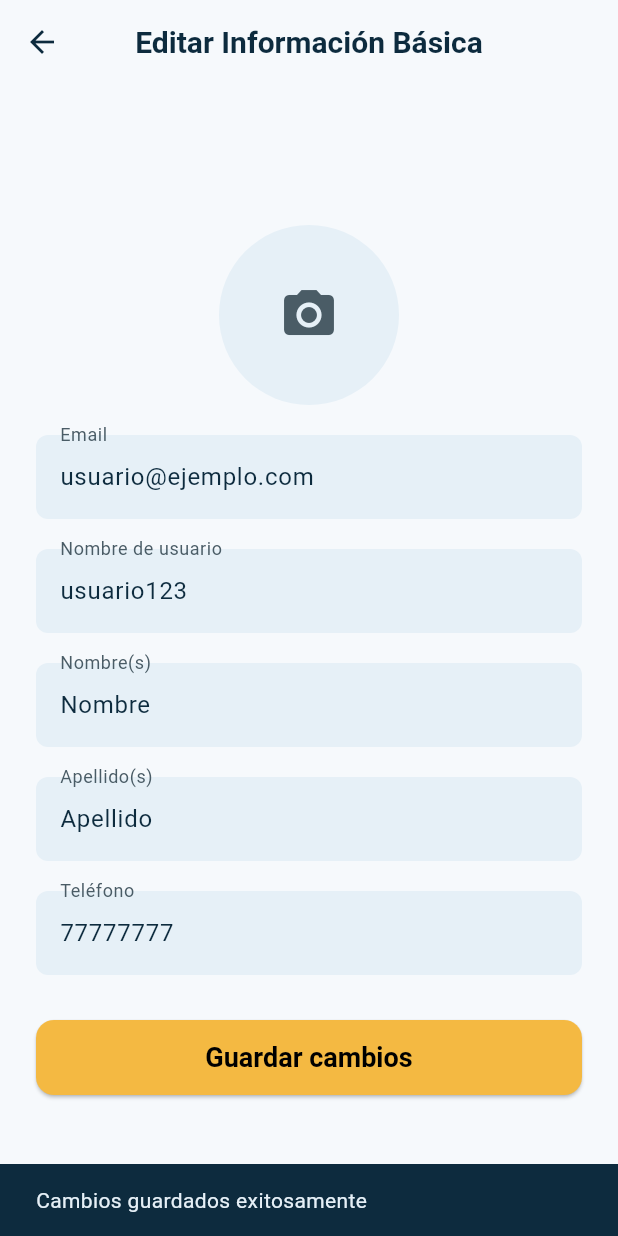
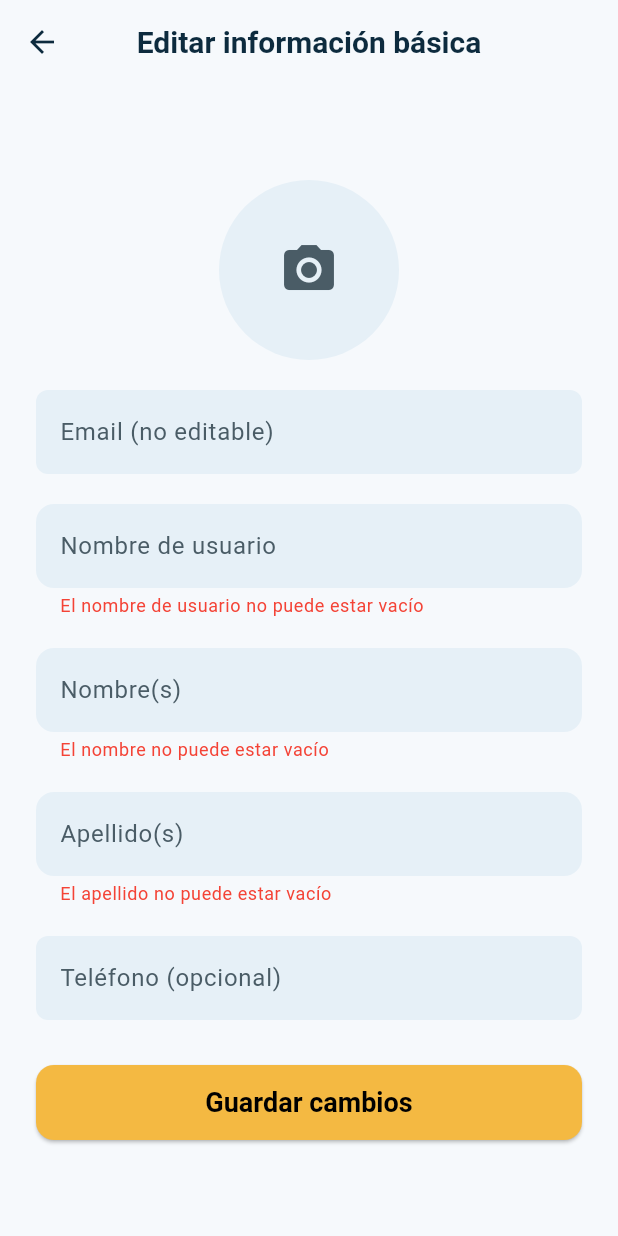
Before and after one commit to IsaiDiaz/nexo_mobile_app, a Flutter app: the EditBasicInformationView screen opened directly, after a tap on "Guardar cambios", on a phone screen of 412 x 824 dp. Run offline on Flutter 3.47's test engine with Material 3 defaults, Android fonts, the phone set to English and light mode, and no system bars; our stand-ins replace flutter_dotenv, flutter_map, flutter_riverpod, image_picker, latlong2, permission_handler and 2 more; accounts and stored records are empty.

Commit message:
Agregado edicion de informacion personal y de usuario (sin email y password)

```diff
--- a/lib/presentation/views/edit_basic_info_view.dart
+++ b/lib/presentation/views/edit_basic_info_view.dart
@@ -2,29 +2,135 @@ import 'dart:io';
 import 'package:flutter/material.dart';
 import 'package:flutter_riverpod/flutter_riverpod.dart';
 import 'package:image_picker/image_picker.dart';
+import 'package:http/http.dart' as http;
 import 'package:nexo/presentation/theme/app_colors.dart';
+import 'package:nexo/data/auth_repository.dart';
+import 'package:pocketbase/pocketbase.dart' as pb;
 
 final editSelectedAvatarPathProvider = StateProvider<String?>((ref) => null);
 
-class EditBasicInformationView extends ConsumerWidget {
-  EditBasicInformationView({super.key});
-
-  final _formKey = GlobalKey<FormState>();
-  final TextEditingController _emailController = TextEditingController();
-  final TextEditingController _usernameController = TextEditingController();
-  final TextEditingController _firstNameController = TextEditingController();
-  final TextEditingController _lastNameController = TextEditingController();
-  final TextEditingController _phoneNumberController = TextEditingController();
+class EditBasicInformationView extends ConsumerStatefulWidget {
+  const EditBasicInformationView({super.key});
 
   @override
-  Widget build(BuildContext context, WidgetRef ref) {
-    // 🔹 Aquí luego cargarás los datos del usuario actual desde tu provider
-    _emailController.text = "usuario@ejemplo.com";
-    _usernameController.text = "usuario123";
-    _firstNameController.text = "Nombre";
-    _lastNameController.text = "Apellido";
-    _phoneNumberController.text = "77777777";
+  ConsumerState<EditBasicInformationView> createState() =>
+      _EditBasicInformationViewState();
+}
 
+class _EditBasicInformationViewState
+    extends ConsumerState<EditBasicInformationView> {
+  final _formKey = GlobalKey<FormState>();
+
+  final _emailController = TextEditingController();
+  final _usernameController = TextEditingController();
+  final _firstNameController = TextEditingController();
+  final _lastNameController = TextEditingController();
+  final _phoneNumberController = TextEditingController();
+
+  pb.RecordModel? _personProfile;
+  bool _loading = true;
+
+  @override
+  void initState() {
+    super.initState();
+    _loadInitialData();
+  }
+
+  Future<void> _loadInitialData() async {
+    final authRepo = ref.read(authRepositoryProvider);
+    final currentUser = authRepo.currentUser;
+    if (currentUser == null) {
+      setState(() => _loading = false);
+      return;
+    }
+
+    final person = await authRepo.getPersonProfile(currentUser.id);
+
+    _personProfile = person;
+
+    _emailController.text = currentUser.data['email'] ?? '';
+    _usernameController.text = currentUser.data['name'] ?? '';
+
+    _firstNameController.text = person?.data['name'] ?? '';
+    _lastNameController.text = person?.data['last_name'] ?? '';
+    _phoneNumberController.text = person?.data['phone_number'] ?? '';
+
+    if (mounted) setState(() => _loading = false);
+  }
+
+  Future<void> _pickImage() async {
+    final ImagePicker picker = ImagePicker();
+    final XFile? image = await picker.pickImage(source: ImageSource.gallery);
+    if (image != null && mounted) {
+      ref.read(editSelectedAvatarPathProvider.notifier).state = image.path;
+    }
+  }
+
+  Future<void> _saveChanges() async {
+    if (!_formKey.currentState!.validate()) return;
+
+    final authRepo = ref.read(authRepositoryProvider);
+    final currentUser = authRepo.currentUser;
+
+    if (currentUser == null) {
+      ScaffoldMessenger.of(context).showSnackBar(
+        const SnackBar(content: Text("Error: no hay usuario autenticado.")),
+      );
+      return;
+    }
+
+    setState(() => _loading = true);
+
+    try {
+      final bodyUser = {"name": _usernameController.text};
+
+      final avatarPath = ref.read(editSelectedAvatarPathProvider);
+      final files = <http.MultipartFile>[];
+      if (avatarPath != null && avatarPath.isNotEmpty) {
+        files.add(await http.MultipartFile.fromPath('avatar', avatarPath));
+      }
+
+      await authRepo.pocketBase
+          .collection("users")
+          .update(currentUser.id, body: bodyUser, files: files);
+
+      if (_personProfile != null) {
+        await authRepo.updatePersonProfile(
+          recordId: _personProfile!.id,
+          firstName: _firstNameController.text,
+          lastName: _lastNameController.text,
+          phoneNumber: _phoneNumberController.text.isNotEmpty
+              ? _phoneNumberController.text
+              : null,
+        );
+      }
+
+      if (!mounted) return;
+      ScaffoldMessenger.of(context).showSnackBar(
+        const SnackBar(content: Text("Cambios guardados exitosamente.")),
+      );
+      await _loadInitialData();
+    } catch (e) {
+      if (!mounted) return;
+      ScaffoldMessenger.of(
+        context,
+      ).showSnackBar(SnackBar(content: Text("Error al guardar cambios: $e")));
+      setState(() => _loading = false);
+    }
+  }
+
+  @override
+  void dispose() {
+    _emailController.dispose();
+    _usernameController.dispose();
+    _firstNameController.dispose();
+    _lastNameController.dispose();
+    _phoneNumberController.dispose();
+    super.dispose();
+  }
+
+  @override
+  Widget build(BuildContext context) {
     final selectedAvatarPath = ref.watch(editSelectedAvatarPathProvider);
 
     final theme = Theme.of(context);
@@ -45,30 +151,15 @@ class EditBasicInformationView extends ConsumerWidget {
         ? DarkAppColors.primaryBackground
         : LightAppColors.primaryBackground;
 
-    Future<void> pickImage() async {
-      final ImagePicker picker = ImagePicker();
-      final XFile? image = await picker.pickImage(source: ImageSource.gallery);
-      if (image != null) {
-        ref.read(editSelectedAvatarPathProvider.notifier).state = image.path;
-      }
-    }
-
-    void saveChanges() {
-      if (_formKey.currentState!.validate()) {
-        // Aquí luego integras con tu controlador para actualizar en el servidor/local
-        ScaffoldMessenger.of(context).showSnackBar(
-          const SnackBar(content: Text("Cambios guardados exitosamente")),
-        );
-      }
-    }
-
     return Scaffold(
       backgroundColor: primaryBackgroundColor,
       appBar: AppBar(
-        title: const Text("Editar Información Básica"),
+        title: const Text("Editar información básica"),
         centerTitle: true,
       ),
-      body: Center(
+      body: _loading
+          ? Center(child: CircularProgressIndicator(color: accentButtonColor))
+          : Center(
               child: SingleChildScrollView(
                 padding: const EdgeInsets.all(24.0),
                 child: Form(
@@ -76,7 +167,7 @@ class EditBasicInformationView extends ConsumerWidget {
                   child: Column(
                     children: [
                       GestureDetector(
-                  onTap: pickImage,
+                        onTap: _pickImage,
                         child: CircleAvatar(
                           radius: 60,
                           backgroundColor: cardAndInputFieldsColor,
@@ -94,29 +185,19 @@ class EditBasicInformationView extends ConsumerWidget {
                       ),
                       const SizedBox(height: 20),
 
-                // Email
                       TextFormField(
                         controller: _emailController,
+                        readOnly: true,
                         style: TextStyle(color: primaryTextColor),
                         decoration: _inputDecoration(
-                    "Email",
+                          "Email (no editable)",
                           secondaryTextColor,
                           cardAndInputFieldsColor,
                           accentButtonColor,
                         ),
-                  validator: (value) {
-                    if (value == null || value.isEmpty) {
-                      return 'El email no puede estar vacío';
-                    }
-                    if (!value.contains('@')) {
-                      return 'Introduce un email válido';
-                    }
-                    return null;
-                  },
                       ),
                       const SizedBox(height: 20),
 
-                // Nombre de usuario
                       TextFormField(
                         controller: _usernameController,
                         style: TextStyle(color: primaryTextColor),
@@ -126,10 +207,15 @@ class EditBasicInformationView extends ConsumerWidget {
                           cardAndInputFieldsColor,
                           accentButtonColor,
                         ),
+                        validator: (v) {
+                          if (v == null || v.trim().isEmpty) {
+                            return "El nombre de usuario no puede estar vacío";
+                          }
+                          return null;
+                        },
                       ),
                       const SizedBox(height: 20),
 
-                // Nombres
                       TextFormField(
                         controller: _firstNameController,
                         style: TextStyle(color: primaryTextColor),
@@ -139,10 +225,15 @@ class EditBasicInformationView extends ConsumerWidget {
                           cardAndInputFieldsColor,
                           accentButtonColor,
                         ),
+                        validator: (v) {
+                          if (v == null || v.trim().isEmpty) {
+                            return "El nombre no puede estar vacío";
+                          }
+                          return null;
+                        },
                       ),
                       const SizedBox(height: 20),
 
-                // Apellidos
                       TextFormField(
                         controller: _lastNameController,
                         style: TextStyle(color: primaryTextColor),
@@ -152,16 +243,21 @@ class EditBasicInformationView extends ConsumerWidget {
                           cardAndInputFieldsColor,
                           accentButtonColor,
                         ),
+                        validator: (v) {
+                          if (v == null || v.trim().isEmpty) {
+                            return "El apellido no puede estar vacío";
+                          }
+                          return null;
+                        },
                       ),
                       const SizedBox(height: 20),
 
-                // Teléfono
                       TextFormField(
                         controller: _phoneNumberController,
                         keyboardType: TextInputType.phone,
                         style: TextStyle(color: primaryTextColor),
                         decoration: _inputDecoration(
-                    "Teléfono",
+                          "Teléfono (opcional)",
                           secondaryTextColor,
                           cardAndInputFieldsColor,
                           accentButtonColor,
@@ -169,9 +265,8 @@ class EditBasicInformationView extends ConsumerWidget {
                       ),
                       const SizedBox(height: 30),
 
-                // Botón Guardar
                       ElevatedButton(
-                  onPressed: saveChanges,
+                        onPressed: _saveChanges,
                         style: ElevatedButton.styleFrom(
                           backgroundColor: accentButtonColor,
                           foregroundColor: Colors.black,
@@ -182,7 +277,10 @@ class EditBasicInformationView extends ConsumerWidget {
                         ),
                         child: const Text(
                           "Guardar cambios",
-                    style: TextStyle(fontSize: 18, fontWeight: FontWeight.bold),
+                          style: TextStyle(
+                            fontSize: 18,
+                            fontWeight: FontWeight.bold,
+                          ),
                         ),
                       ),
                     ],
```
Lines whose indentation alone changed are shown as unchanged.
